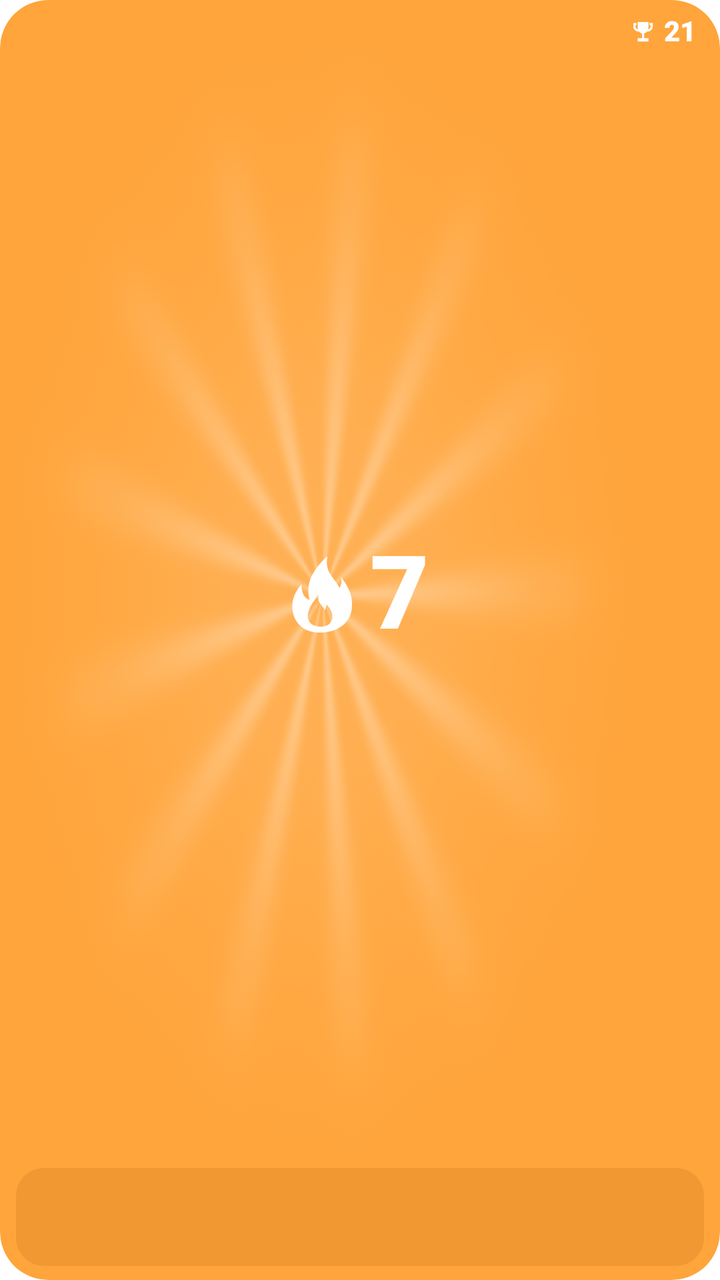
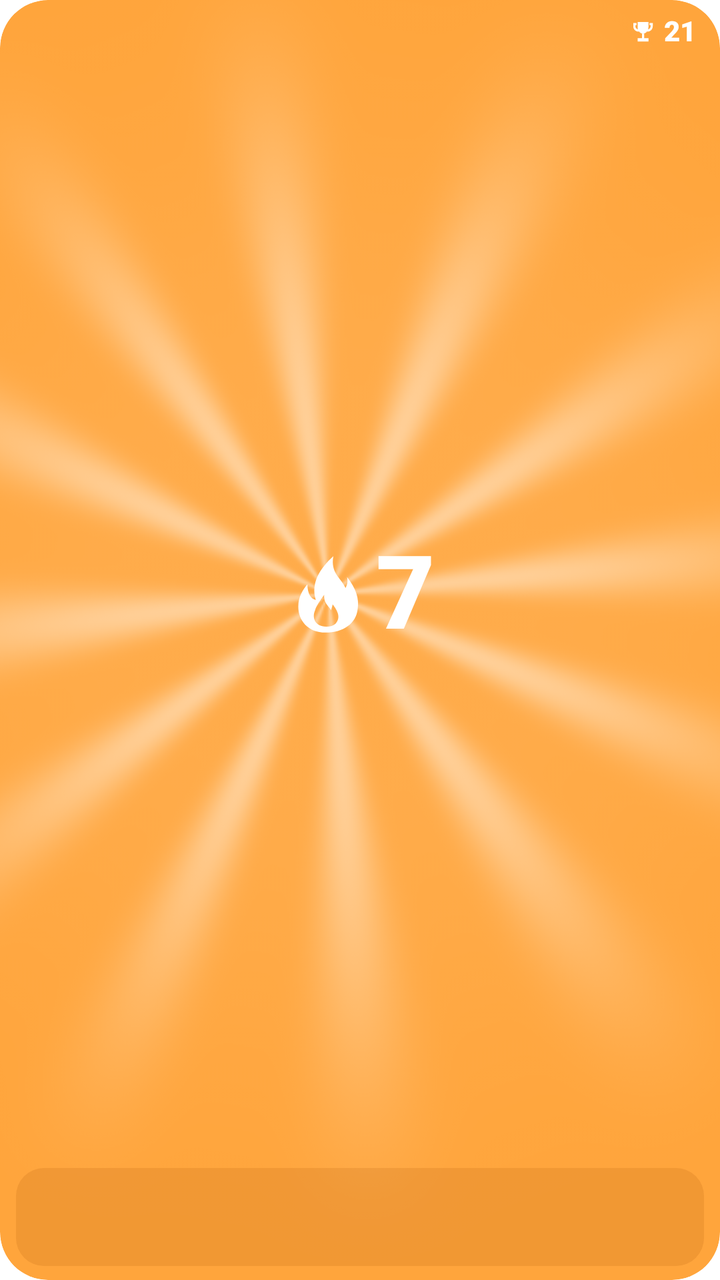

Screens rendered from an Android XML layout before and after an edit, with the pre-edit source and the edit as a unified diff.
<!-- AndroidManifest.xml: fallback theme Theme.MaterialComponents.DayNight.NoActionBar -->
<!-- res/layout/streak_widget_wide.xml -->
<?xml version="1.0" ?>
<FrameLayout xmlns:android="http://schemas.android.com/apk/res/android"
    android:layout_width="match_parent"
    android:layout_height="match_parent"
    android:id="@+id/streak_root"
    android:background="@drawable/streak_widget_background"
    android:clipToOutline="true"
    android:importantForAccessibility="yes">
    <LinearLayout
        android:layout_width="match_parent"
        android:layout_height="match_parent"
        android:orientation="vertical">
        <FrameLayout
            android:layout_width="match_parent"
            android:layout_height="0dp"
            android:layout_weight="1">
            <ImageView
                android:layout_width="match_parent"
                android:layout_height="match_parent"
                android:id="@+id/streak_rays"
                android:layout_marginEnd="38dp"
                android:layout_marginTop="10dp"
                android:src="@drawable/streak_widget_rays"
                android:importantForAccessibility="no"
                android:scaleType="fitXY"/>
            <LinearLayout
                android:layout_width="wrap_content"
                android:layout_height="match_parent"
                android:orientation="horizontal"
                android:gravity="center"
                android:layout_gravity="center"
                android:paddingStart="12dp"
                android:paddingEnd="12dp"
                android:paddingTop="12dp"
                android:paddingBottom="2dp">
                <ImageView
                    android:layout_width="32dp"
                    android:layout_height="42dp"
                    android:id="@+id/streak_flame"
                    android:src="@drawable/streak_widget_flame"
                    android:importantForAccessibility="no"
                    android:scaleType="fitCenter"/>
                <TextView
                    android:layout_width="wrap_content"
                    android:layout_height="match_parent"
                    android:id="@+id/streak_current"
                    android:text="7"
                    android:textColor="#FFFFFF"
                    android:textSize="51sp"
                    android:autoSizeTextType="uniform"
                    android:autoSizeMinTextSize="7dp"
                    android:autoSizeMaxTextSize="51dp"
                    android:autoSizeStepGranularity="1dp"
                    android:maxLines="1"
                    android:gravity="center"
                    android:includeFontPadding="false"
                    android:fontFamily="sans-serif-black"
                    android:importantForAccessibility="no"
                    android:layout_marginStart="8dp"
                    android:maxWidth="112dp"/>
            </LinearLayout>
            <LinearLayout
                android:layout_width="wrap_content"
                android:layout_height="20dp"
                android:orientation="horizontal"
                android:gravity="center"
                android:layout_gravity="end|top"
                android:layout_marginTop="6dp"
                android:layout_marginEnd="12dp">
                <ImageView
                    android:layout_width="13dp"
                    android:layout_height="13dp"
                    android:id="@+id/streak_trophy"
                    android:src="@drawable/streak_widget_trophy"
                    android:importantForAccessibility="no"
                    android:scaleType="fitCenter"
                    android:tint="#FFFFFF"/>
                <TextView
                    android:layout_width="wrap_content"
                    android:layout_height="17dp"
                    android:id="@+id/streak_best"
                    android:text="21"
                    android:textColor="#FFFFFF"
                    android:textSize="14sp"
                    android:autoSizeTextType="uniform"
                    android:autoSizeMinTextSize="7dp"
                    android:autoSizeMaxTextSize="14dp"
                    android:autoSizeStepGranularity="1dp"
                    android:maxLines="1"
                    android:gravity="center"
                    android:includeFontPadding="false"
                    android:fontFamily="sans-serif-black"
                    android:importantForAccessibility="no"
                    android:layout_marginStart="4dp"
                    android:maxWidth="55dp"/>
            </LinearLayout>
        </FrameLayout>
        <LinearLayout
            android:layout_width="match_parent"
            android:layout_height="49dp"
            android:id="@+id/streak_week"
            android:layout_marginStart="8dp"
            android:layout_marginEnd="8dp"
            android:layout_marginBottom="7dp"
            android:orientation="horizontal"
            android:gravity="center"
            android:paddingStart="3dp"
            android:paddingEnd="3dp"
            android:background="@drawable/streak_widget_week_surface">
</LinearLayout>
    </LinearLayout>
</FrameLayout>
<!-- resources referenced by this layout -->
<resources>
  <!-- drawable streak_widget_background (drawable) -->
  <shape xmlns:android="http://schemas.android.com/apk/res/android"><solid android:color="@color/streak_widget_active_background"/><corners android:radius="24dp"/></shape>
  <!-- drawable streak_widget_flame (drawable) -->
  <vector xmlns:android="http://schemas.android.com/apk/res/android" android:width="35dp" android:height="44dp" android:viewportWidth="84" android:viewportHeight="108">
      <group android:translateX="-11" android:translateY="-6">
          <path android:fillColor="#FFFFFF" android:fillType="evenOdd"
              android:pathData="M50,112 C26,112 14,95 14,77 C14,64 20,54 26,47 C26,60 31,67 37,68 C30,45 43,25 60,9 C56,32 70,38 76,52 C79,46 79,42 78,37 C90,53 94,66 92,80 C90,100 73,112 50,112 Z M51,104 C35,104 32,91 36,82 C38,75 43,69 48,61 C47,73 55,77 57,82 C58,78 59,76 59,74 C66,83 70,92 63,100 C60,103 56,104 51,104 Z"/>
      </group>
  </vector>
  <!-- drawable streak_widget_rays: png bitmap (drawable-nodpi, 42388 bytes) -->
  <!-- drawable streak_widget_trophy (drawable) -->
  <vector xmlns:android="http://schemas.android.com/apk/res/android"
      android:width="24dp" android:height="24dp"
      android:viewportWidth="24" android:viewportHeight="24">
      <path android:fillColor="#FFFFFF"
          android:pathData="M7,3H17V8C17,11.1 14.8,13.6 12,14C9.2,13.6 7,11.1 7,8ZM11,14H13V18H17V21H7V18H11ZM3,4H6V6H5V7C5,8.6 6.3,10 8,10V12C5.2,12 3,9.8 3,7ZM18,4H21V7C21,9.8 18.8,12 16,12V10C17.7,10 19,8.6 19,7V6H18Z" />
  </vector>
  <!-- drawable streak_widget_week_surface (drawable) -->
  <shape xmlns:android="http://schemas.android.com/apk/res/android"><solid android:color="#26A14C00"/><corners android:radius="14dp"/></shape>
  <color name="streak_widget_active_background">#FFA53C</color>
</resources>

<!-- the commit's change to res/layout/streak_widget_wide.xml (unified diff, before → after) -->
@@ -9,39 +9,48 @@
     <LinearLayout
         android:layout_width="match_parent"
         android:layout_height="match_parent"
-        android:orientation="vertical">
+        android:orientation="vertical"
+        android:clipChildren="false">
         <FrameLayout
             android:layout_width="match_parent"
             android:layout_height="0dp"
-            android:layout_weight="1">
+            android:layout_weight="1"
+            android:clipChildren="false">
             <ImageView
                 android:layout_width="match_parent"
                 android:layout_height="match_parent"
                 android:id="@+id/streak_rays"
-                android:layout_marginEnd="38dp"
-                android:layout_marginTop="10dp"
+                android:layout_marginStart="-32dp"
+                android:layout_marginTop="-48dp"
+                android:layout_marginBottom="-58dp"
                 android:src="@drawable/streak_widget_rays"
                 android:importantForAccessibility="no"
-                android:scaleType="fitXY"/>
+                android:scaleType="centerCrop"/>
+            
             <LinearLayout
-                android:layout_width="wrap_content"
+                android:layout_width="match_parent"
                 android:layout_height="match_parent"
                 android:orientation="horizontal"
                 android:gravity="center"
                 android:layout_gravity="center"
-                android:paddingStart="12dp"
-                android:paddingEnd="12dp"
                 android:paddingTop="12dp"
                 android:paddingBottom="2dp">
-                <ImageView
-                    android:layout_width="32dp"
-                    android:layout_height="42dp"
-                    android:id="@+id/streak_flame"
-                    android:src="@drawable/streak_widget_flame"
-                    android:importantForAccessibility="no"
-                    android:scaleType="fitCenter"/>
+                <FrameLayout
+                    android:layout_width="0dp"
+                    android:layout_weight="1"
+                    android:layout_height="match_parent">
+                    <ImageView
+                        android:id="@+id/streak_flame"
+                        android:layout_width="32dp"
+                        android:layout_height="42dp"
+                        android:layout_gravity="end|center_vertical"
+                        android:src="@drawable/streak_widget_flame"
+                        android:importantForAccessibility="no"
+                        android:scaleType="fitCenter"/>
+                </FrameLayout>
                 <TextView
-                    android:layout_width="wrap_content"
+                    android:layout_width="0dp"
+                    android:layout_weight="1"
                     android:layout_height="match_parent"
                     android:id="@+id/streak_current"
                     android:text="7"
@@ -52,12 +61,12 @@
                     android:autoSizeMaxTextSize="51dp"
                     android:autoSizeStepGranularity="1dp"
                     android:maxLines="1"
-                    android:gravity="center"
+                    android:gravity="start|center_vertical"
                     android:includeFontPadding="false"
                     android:fontFamily="sans-serif-black"
                     android:importantForAccessibility="no"
-                    android:layout_marginStart="8dp"
-                    android:maxWidth="112dp"/>
+                    android:paddingStart="8dp"
+                    android:paddingEnd="8dp"/>
             </LinearLayout>
             <LinearLayout
                 android:layout_width="wrap_content"
<!-- resource entries referenced after the edit -->
@@ -9,7 +9,7 @@
               android:pathData="M50,112 C26,112 14,95 14,77 C14,64 20,54 26,47 C26,60 31,67 37,68 C30,45 43,25 60,9 C56,32 70,38 76,52 C79,46 79,42 78,37 C90,53 94,66 92,80 C90,100 73,112 50,112 Z M51,104 C35,104 32,91 36,82 C38,75 43,69 48,61 C47,73 55,77 57,82 C58,78 59,76 59,74 C66,83 70,92 63,100 C60,103 56,104 51,104 Z"/>
       </group>
   </vector>
-  <!-- drawable streak_widget_rays: png bitmap (drawable-nodpi, 42388 bytes) -->
+  <!-- drawable streak_widget_rays: png bitmap (drawable-nodpi, 78283 bytes) -->
   <!-- drawable streak_widget_trophy (drawable) -->
   <vector xmlns:android="http://schemas.android.com/apk/res/android"
       android:width="24dp" android:height="24dp"
